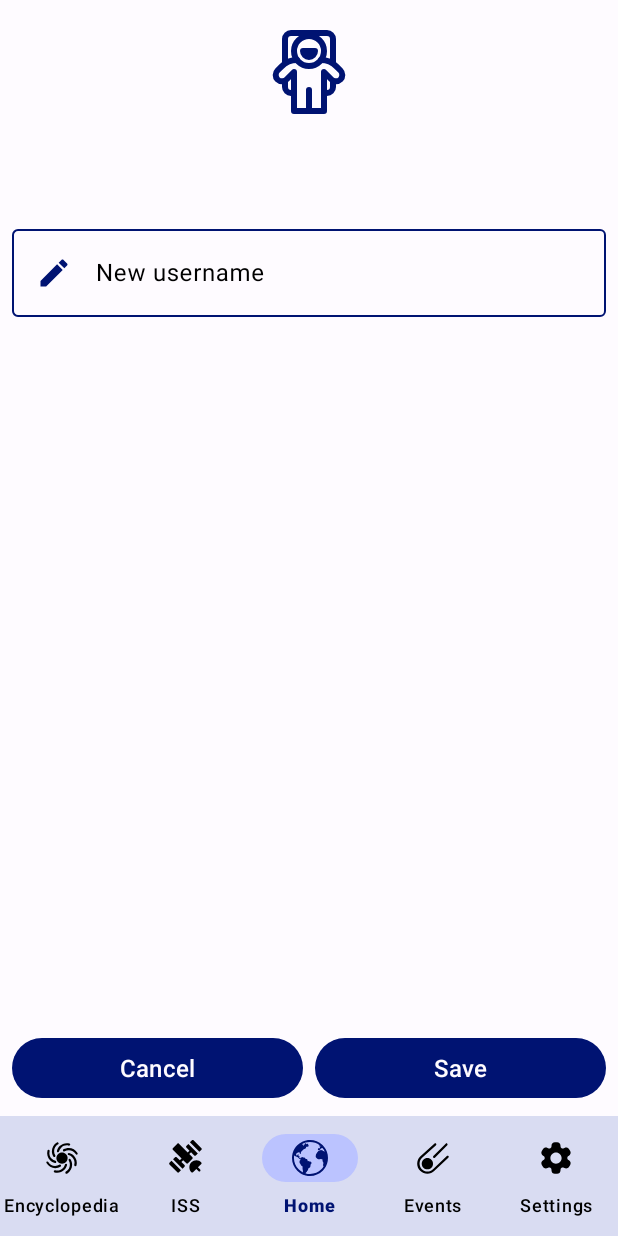
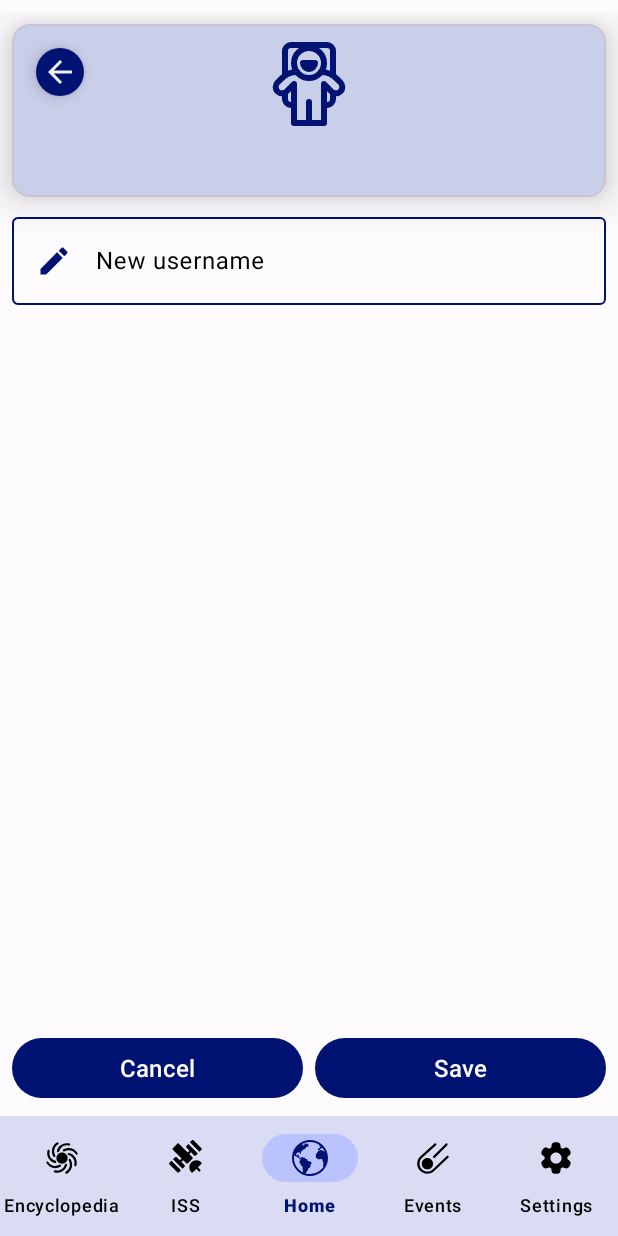
Before and after one commit to Gioosu/adAstra, an Android app: the UpdateUsernameFragment screen opened through its navigation route, on a phone screen of 412 x 824 dp. Run offline under Robolectric (Android 15) with nearby library versions, the phone set to English and light mode, and no system bars; our stand-ins replace Firebase (no records; nobody signed in at launch, a user with empty details on screens opened directly), navigation-ui.

Commit message:
v0.18.3
Aggiornamenti vari UI

```diff
--- a/adAstra/app/src/main/res/layout/fragment_account_settings.xml
+++ b/adAstra/app/src/main/res/layout/fragment_account_settings.xml
@@ -214,7 +214,7 @@
                     android:layout_width="wrap_content"
                     android:layout_height="wrap_content"
                     android:layout_marginTop="8dp"
-                    android:layout_marginBottom="8dp"
+                    android:layout_marginBottom="16dp"
                     android:textColor="?android:textColorPrimary"
                     android:textSize="20sp"
                     android:textStyle="bold"
--- a/adAstra/app/src/main/res/layout/fragment_i_s_s.xml
+++ b/adAstra/app/src/main/res/layout/fragment_i_s_s.xml
@@ -96,6 +96,7 @@
                     android:layout_height="wrap_content"
                     android:layout_marginTop="8dp"
                     android:paddingTop="0dp"
+                    android:shadowColor="?android:textColorPrimary"
                     android:textSize="20sp"
                     android:textStyle="bold"
                     app:layout_constraintEnd_toEndOf="parent"
@@ -109,6 +110,7 @@
                     android:layout_marginTop="8dp"
                     android:layout_marginBottom="8dp"
                     android:paddingTop="0dp"
+                    android:shadowColor="?android:textColorPrimary"
                     android:textSize="20sp"
                     android:textStyle="bold"
                     app:layout_constraintBottom_toBottomOf="parent"
--- a/adAstra/app/src/main/res/layout/fragment_settings.xml
+++ b/adAstra/app/src/main/res/layout/fragment_settings.xml
@@ -364,7 +364,6 @@
                         android:layout_width="match_parent"
                         android:layout_height="wrap_content"
                         android:layout_marginStart="12dp"
-                        android:contentDescription="@string/build_code"
                         android:gravity="start|center_horizontal|center_vertical"
                         android:textColor="?android:textColorPrimary"
                         android:textSize="16sp"
--- a/adAstra/app/src/main/res/layout/fragment_update_username.xml
+++ b/adAstra/app/src/main/res/layout/fragment_update_username.xml
@@ -31,36 +31,15 @@
             android:orientation="vertical"
             app:layout_constraintGuide_end="8dp" />
 
-        <ImageView
-            android:id="@+id/imageView_update_username"
-            android:layout_width="64dp"
-            android:layout_height="64dp"
-            android:contentDescription="@string/update_email"
-            android:src="@drawable/astronaut_outlined"
-            app:layout_constraintEnd_toStartOf="@+id/guideline_dx_update_username"
-            app:layout_constraintStart_toStartOf="@+id/guideline_sx_update_username"
-            app:layout_constraintTop_toTopOf="@+id/guideline_horizontal_update_username" />
-
-        <TextView
-            android:id="@+id/textView_username_update_username"
-            android:layout_width="wrap_content"
-            android:layout_height="wrap_content"
-            android:layout_marginTop="8dp"
-            android:textColor="?android:textColorPrimary"
-            android:textSize="20sp"
-            app:layout_constraintEnd_toStartOf="@+id/guideline_dx_update_username"
-            app:layout_constraintStart_toStartOf="@+id/guideline_sx_update_username"
-            app:layout_constraintTop_toBottomOf="@+id/imageView_update_username" />
-
         <com.google.android.material.textfield.TextInputLayout
             android:id="@+id/usernameInputLayout_update_username"
             android:layout_width="0dp"
             android:layout_height="wrap_content"
-            android:layout_marginTop="32dp"
+            android:layout_marginTop="8dp"
             app:layout_constraintEnd_toStartOf="@+id/guideline_dx_update_username"
             app:layout_constraintHorizontal_bias="0.495"
             app:layout_constraintStart_toStartOf="@+id/guideline_sx_update_username"
-            app:layout_constraintTop_toBottomOf="@+id/textView_username_update_username">
+            app:layout_constraintTop_toBottomOf="@+id/cardView3">
 
             <com.google.android.material.textfield.TextInputEditText
                 android:id="@+id/usernameInputEditText_update_username"
@@ -94,6 +73,58 @@
             app:layout_constraintHorizontal_chainStyle="packed"
             app:layout_constraintStart_toStartOf="@+id/guideline_sx_update_username" />
 
+        <com.google.android.material.card.MaterialCardView
+            android:id="@+id/cardView3"
+            android:layout_width="0dp"
+            android:layout_height="wrap_content"
+            app:cardElevation="16dp"
+            app:layout_constraintEnd_toStartOf="@+id/guideline_dx_update_username"
+            app:layout_constraintStart_toStartOf="@+id/guideline_sx_update_username"
+            app:layout_constraintTop_toTopOf="@+id/guideline_horizontal_update_username">
+
+            <androidx.constraintlayout.widget.ConstraintLayout
+                android:layout_width="match_parent"
+                android:layout_height="match_parent">
+
+                <ImageView
+                    android:id="@+id/imageView_update_username"
+                    android:layout_width="64dp"
+                    android:layout_height="64dp"
+                    android:layout_marginTop="8dp"
+                    android:contentDescription="@string/update_email"
+                    android:src="@drawable/astronaut_outlined"
+                    app:layout_constraintEnd_toEndOf="parent"
+                    app:layout_constraintStart_toStartOf="parent"
+                    app:layout_constraintTop_toTopOf="parent" />
+
+                <TextView
+                    android:id="@+id/textView_username_update_username"
+                    android:layout_width="wrap_content"
+                    android:layout_height="wrap_content"
+                    android:layout_marginTop="8dp"
+                    android:layout_marginBottom="8dp"
+                    android:textColor="?android:textColorPrimary"
+                    android:textSize="20sp"
+                    android:textStyle="bold"
+                    app:layout_constraintBottom_toBottomOf="parent"
+                    app:layout_constraintEnd_toEndOf="parent"
+                    app:layout_constraintStart_toStartOf="parent"
+                    app:layout_constraintTop_toBottomOf="@+id/imageView_update_username" />
+
+                <com.google.android.material.floatingactionbutton.FloatingActionButton
+                    android:id="@+id/floatingActionButton_back"
+                    android:layout_width="wrap_content"
+                    android:layout_height="wrap_content"
+                    android:layout_marginStart="8dp"
+                    android:layout_marginTop="8dp"
+                    android:clickable="true"
+                    android:src="@drawable/arrow_backward"
+                    app:fabCustomSize="32dp"
+                    app:layout_constraintStart_toStartOf="parent"
+                    app:layout_constraintTop_toTopOf="parent" />
+            </androidx.constraintlayout.widget.ConstraintLayout>
+        </com.google.android.material.card.MaterialCardView>
+
     </androidx.constraintlayout.widget.ConstraintLayout>
 
 </FrameLayout>
--- a/adAstra/app/src/main/res/values/strings.xml
+++ b/adAstra/app/src/main/res/values/strings.xml
@@ -74,7 +74,6 @@
     </string-array>
     <string name="notification_settings">Notification settings</string>
     <string name="report_issue">Report an issue</string>
-    <string name="build_code" translatable="false">0.00.1</string>
     <string name="build_information">Build information</string>
 
     <!-- AccountSettings -->
```
Also changed, not shown: adAstra/app/src/main/res/layout/fragment_change_password.xml (+56 -9 lines), adAstra/app/src/main/res/layout/fragment_update_email.xml (+55 -23 lines).
